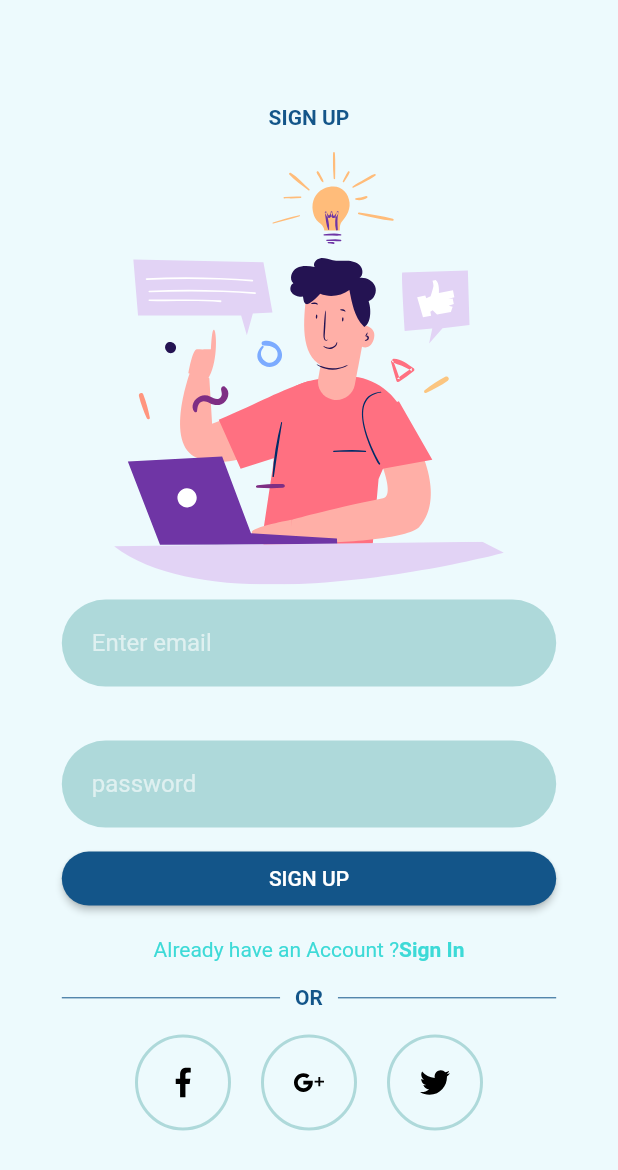
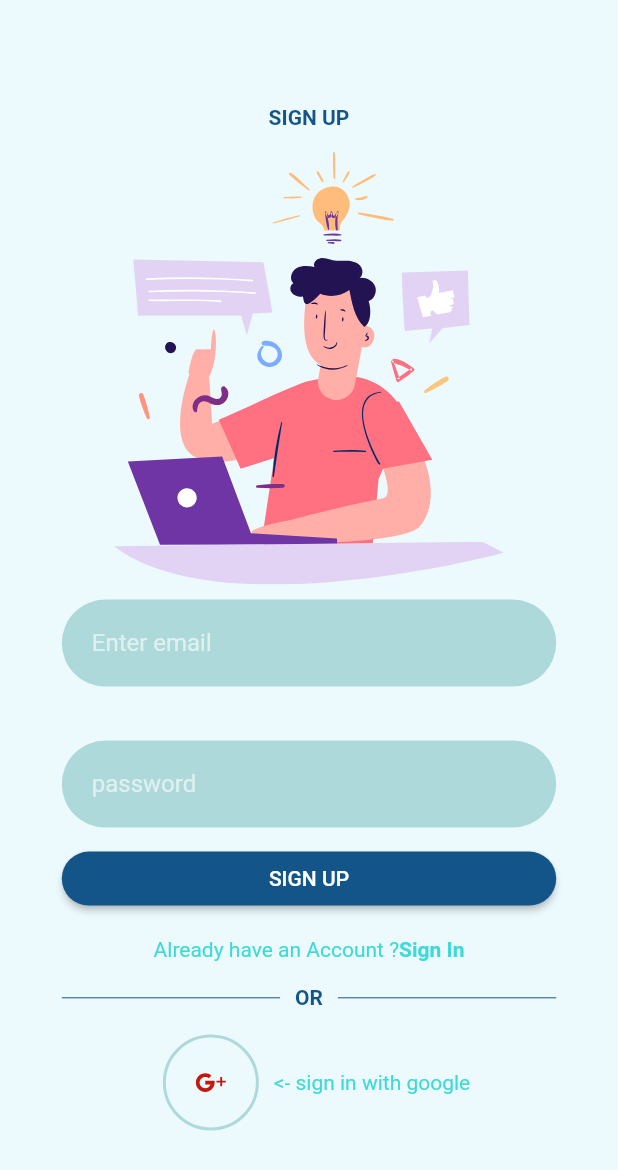
Before and after one commit to ShamsiFarooq/alora, a Flutter app: the screen it shows after launch, after a tap on "LOGIN", after a tap on "Sign Up", on a phone screen of 412 x 824 dp. Shown: the top 1170 px of the screen. Run offline on Flutter 3.47's test engine with Material 2 defaults, Android fonts, the phone set to English and light mode, and no system bars; our stand-ins replace animated_splash_screen, firebase_auth, firebase_core, flutter_spinkit, flutter_svg, geocoding and 3 more; accounts and stored records are empty.

Commit message:
completed google sign in

```diff
--- a/lib/main.dart
+++ b/lib/main.dart
@@ -1,6 +1,7 @@
 import 'package:alora/model/user_firbase.dart';
 import 'package:alora/screens/splash/splash_screen.dart';
 import 'package:alora/services/auth_service.dart';
+import 'package:alora/services/google_sign_in_provider.dart';
 import 'package:alora/style/style.dart';
 import 'package:firebase_core/firebase_core.dart';
 import 'package:flutter/material.dart';
@@ -21,6 +22,8 @@ class MyApp extends StatelessWidget {
     return StreamProvider<Users?>.value(
       value: AuthServices().users,
       initialData: Users(),
+      child: ChangeNotifierProvider(
+        create: (context) => GoogleSignInProveder(),
         child: MaterialApp(
           debugShowCheckedModeBanner: false,
           title: 'Flutter Demo',
@@ -33,6 +36,7 @@ class MyApp extends StatelessWidget {
             brightness: Brightness.dark,
           ),
         ),
+      ),
     );
   }
 }
--- a/lib/screens/authentication/authenticate/signUp/component/social_icon.dart
+++ b/lib/screens/authentication/authenticate/signUp/component/social_icon.dart
@@ -15,7 +15,9 @@ class SocialIcon extends StatelessWidget {
   Widget build(BuildContext context) {
     return GestureDetector(
       onTap: press,
-      child: Container(
+      child: Row(
+        children: [
+          Container(
             margin: EdgeInsets.symmetric(horizontal: 10),
             padding: EdgeInsets.all(20),
             decoration: BoxDecoration(
@@ -29,7 +31,17 @@ class SocialIcon extends StatelessWidget {
               iconSrc,
               height: 20,
               width: 20,
+              color: Color.fromARGB(255, 196, 24, 15),
             ),
+          ),
+          Text(
+            "<- sign in with google",
+            style: TextStyle(
+              color: color3,
+              fontSize: 14,
+            ),
+          )
+        ],
       ),
     );
   }
--- a/lib/screens/authentication/authenticate/signUp/screen_signup.dart
+++ b/lib/screens/authentication/authenticate/signUp/screen_signup.dart
@@ -9,9 +9,11 @@ import 'package:alora/screens/components/rounded_button.dart';
 import 'package:alora/screens/components/rounded_password_field.dart';
 import 'package:alora/screens/components/text_field_container.dart';
 import 'package:alora/services/auth_service.dart';
+import 'package:alora/services/google_sign_in_provider.dart';
 import 'package:alora/style/style.dart';
 import 'package:flutter/material.dart';
 import 'package:flutter_svg/flutter_svg.dart';
+import 'package:provider/provider.dart';
 
 class ScreenSignUp extends StatefulWidget {
   final Function toggleView;
@@ -116,11 +118,6 @@ class _ScreenSignUpState extends State<ScreenSignUp> {
                     AlreadyAccountCheck(
                       login: false,
                       press: () {
-                        // Navigator.push(
-                        //   context,
-                        //   MaterialPageRoute(
-                        //     builder: (context) {
-                        //       return ScreenLogin(toggleView: null,);
                         widget.toggleView();
                       },
                     ),
@@ -129,24 +126,12 @@ class _ScreenSignUpState extends State<ScreenSignUp> {
                       mainAxisAlignment: MainAxisAlignment.center,
                       children: <Widget>[
                         SocialIcon(
-                          iconSrc: 'lib/assets/svg/facebook.svg',
-                          press: () {},
-                        ),
-                        SocialIcon(
                           iconSrc: 'lib/assets/svg/google-plus.svg',
-                          press: () {},
-                        ),
-                        SocialIcon(
-                          iconSrc: 'lib/assets/svg/twitter.svg',
                           press: () {
-                            Navigator.push(
-                              context,
-                              MaterialPageRoute(
-                                builder: (context) {
-                                  return const BottomNavBar();
-                                },
-                              ),
-                            );
+                            final provider = Provider.of<GoogleSignInProveder>(
+                                context,
+                                listen: false);
+                            provider.googleLogin();
                           },
                         ),
                       ],
--- a/lib/screens/bottomnav/bottom_navigation.dart
+++ b/lib/screens/bottomnav/bottom_navigation.dart
@@ -1,6 +1,6 @@
 import 'package:alora/screens/chat/chat.dart';
 import 'package:alora/screens/history/history.dart';
-import 'package:alora/screens/authentication/home/home_screen.dart';
+import 'package:alora/screens/home/home_screen.dart';
 import 'package:alora/style/style.dart';
 import 'package:flutter/material.dart';
 
--- a/lib/screens/authentication/home/components/general_cleaning_scrollview.dart
+++ b/lib/screens/home/components/general_cleaning_scrollview.dart
@@ -1,4 +1,4 @@
-import 'package:alora/screens/authentication/home/components/cleaning_type.dart';
+import 'package:alora/screens/home/components/cleaning_type.dart';
 import 'package:alora/style/style.dart';
 import 'package:flutter/material.dart';
 
--- a/lib/screens/authentication/home/components/other_service_view.dart
+++ b/lib/screens/home/components/other_service_view.dart
@@ -1,4 +1,4 @@
-import 'package:alora/screens/authentication/home/components/other_service_card.dart';
+import 'package:alora/screens/home/components/other_service_card.dart';
 import 'package:alora/style/style.dart';
 import 'package:flutter/material.dart';
 
--- a/lib/screens/authentication/home/home_screen.dart
+++ b/lib/screens/home/home_screen.dart
@@ -1,5 +1,5 @@
-import 'package:alora/screens/authentication/home/components/general_cleaning_scrollview.dart';
-import 'package:alora/screens/authentication/home/components/other_service_view.dart';
+import 'package:alora/screens/home/components/general_cleaning_scrollview.dart';
+import 'package:alora/screens/home/components/other_service_view.dart';
 import 'package:alora/services/auth_service.dart';
 import 'package:alora/style/style.dart';
 import 'package:flutter/material.dart';
--- /dev/null
+++ b/lib/services/google_sign_in_provider.dart
@@ -0,0 +1,23 @@
+import 'package:firebase_auth/firebase_auth.dart';
+import 'package:flutter/material.dart';
+import 'package:google_sign_in/google_sign_in.dart';
+
+class GoogleSignInProveder extends ChangeNotifier {
+  final googleSignIn = GoogleSignIn();
+  GoogleSignInAccount? _user;
+  GoogleSignInAccount get user => _user!;
+
+  Future googleLogin() async {
+    final googleUser = await googleSignIn.signIn();
+    if (googleUser == null) return null;
+    _user = googleUser;
+
+    final googleAuth = await googleUser.authentication;
+    final credential = GoogleAuthProvider.credential(
+      accessToken: googleAuth.accessToken,
+      idToken: googleAuth.idToken,
+    );
+    await FirebaseAuth.instance.signInWithCredential(credential);
+    notifyListeners();
+  }
+}
```
Also changed, not shown: lib/screens/home/components/cleaning_type.dart (renamed from lib/screens/authentication/home/components/cleaning_type.dart), lib/screens/home/components/other_service_card.dart (renamed from lib/screens/authentication/home/components/other_service_card.dart). Lines whose indentation alone changed are shown as unchanged.
